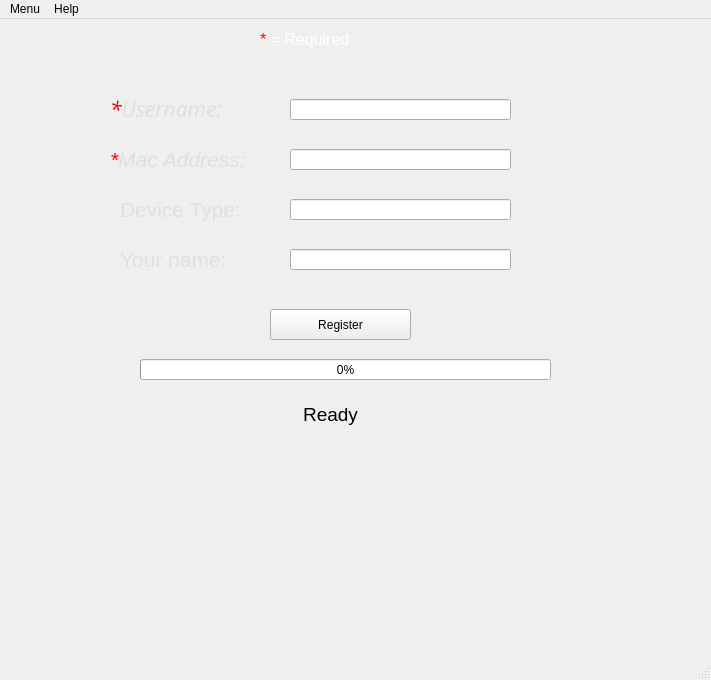
Qt form mainwindow.ui (sagyakwa/Device-Registration) before a commit.
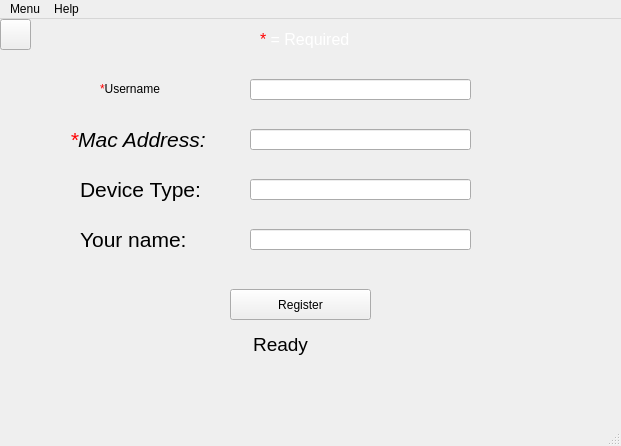
The same form after that commit. Icons and pictures are not drawn.

Commit message: added modern_ui folder added multithreading added option for light or dark mode refactored

Diff of the .ui file:
```diff
--- a/mainwindow.ui
+++ b/mainwindow.ui
@@ -6,8 +6,8 @@
    <rect>
     <x>0</x>
     <y>0</y>
-    <width>711</width>
-    <height>680</height>
+    <width>621</width>
+    <height>446</height>
    </rect>
   </property>
   <property name="windowTitle">
@@ -21,98 +21,50 @@
    <bool>true</bool>
   </property>
   <widget class="QWidget" name="centralwidget">
-   <widget class="QLabel" name="label">
-    <property name="geometry">
-     <rect>
-      <x>110</x>
-      <y>70</y>
-      <width>141</width>
-      <height>41</height>
-     </rect>
-    </property>
-    <property name="font">
-     <font>
-      <family>Segoe MDL2 Assets</family>
-     </font>
-    </property>
-    <property name="text">
-     <string>&lt;html&gt;&lt;head/&gt;&lt;body&gt;&lt;p&gt;&lt;span style=&quot; font-size:16pt; font-style:italic; color:#ff0000;&quot;&gt;*&lt;/span&gt;&lt;span style=&quot; font-size:16pt; font-style:italic; color:#e3dde1;&quot;&gt;Username:&lt;/span&gt;&lt;/p&gt;&lt;/body&gt;&lt;/html&gt;</string>
-    </property>
-    <property name="textFormat">
-     <enum>Qt::AutoText</enum>
-    </property>
-   </widget>
    <widget class="QLabel" name="label_2">
     <property name="geometry">
      <rect>
-      <x>110</x>
-      <y>120</y>
+      <x>70</x>
+      <y>100</y>
       <width>161</width>
       <height>41</height>
      </rect>
     </property>
     <property name="text">
-     <string>&lt;html&gt;&lt;head/&gt;&lt;body&gt;&lt;p&gt;&lt;span style=&quot; font-size:16pt; font-style:italic; color:#ff0000;&quot;&gt;*&lt;/span&gt;&lt;span style=&quot; font-size:16pt; font-style:italic; color:#e3dde1;&quot;&gt;Mac Address:&lt;/span&gt;&lt;/p&gt;&lt;/body&gt;&lt;/html&gt;</string>
+     <string>&lt;html&gt;&lt;head/&gt;&lt;body&gt;&lt;p&gt;&lt;span style=&quot; font-size:16pt; font-style:italic; color:#ff0000;&quot;&gt;*&lt;/span&gt;&lt;span style=&quot; font-size:16pt; font-style:italic; color:#000000;&quot;&gt;Mac Address:&lt;/span&gt;&lt;/p&gt;&lt;/body&gt;&lt;/html&gt;</string>
     </property>
    </widget>
    <widget class="QLabel" name="label_3">
     <property name="geometry">
      <rect>
-      <x>120</x>
-      <y>170</y>
+      <x>80</x>
+      <y>150</y>
       <width>161</width>
       <height>41</height>
      </rect>
     </property>
     <property name="text">
-     <string>&lt;html&gt;&lt;head/&gt;&lt;body&gt;&lt;p&gt;&lt;span style=&quot; font-size:16pt; color:#e3dde1;&quot;&gt;Device Type:&lt;/span&gt;&lt;/p&gt;&lt;/body&gt;&lt;/html&gt;</string>
+     <string>&lt;html&gt;&lt;head/&gt;&lt;body&gt;&lt;p&gt;&lt;span style=&quot; font-size:16pt; color:#000000;&quot;&gt;Device Type:&lt;/span&gt;&lt;/p&gt;&lt;/body&gt;&lt;/html&gt;</string>
     </property>
    </widget>
    <widget class="QLabel" name="label_4">
     <property name="geometry">
      <rect>
-      <x>120</x>
-      <y>220</y>
+      <x>80</x>
+      <y>200</y>
       <width>161</width>
       <height>41</height>
      </rect>
     </property>
     <property name="text">
-     <string>&lt;html&gt;&lt;head/&gt;&lt;body&gt;&lt;p&gt;&lt;span style=&quot; font-size:16pt; color:#e3dde1;&quot;&gt;Your name:&lt;/span&gt;&lt;/p&gt;&lt;/body&gt;&lt;/html&gt;</string>
-    </property>
-   </widget>
-   <widget class="QProgressBar" name="progressBar">
-    <property name="geometry">
-     <rect>
-      <x>140</x>
-      <y>340</y>
-      <width>411</width>
-      <height>21</height>
-     </rect>
-    </property>
-    <property name="font">
-     <font>
-      <strikeout>false</strikeout>
-     </font>
-    </property>
-    <property name="value">
-     <number>0</number>
-    </property>
-    <property name="textVisible">
-     <bool>true</bool>
-    </property>
-    <property name="orientation">
-     <enum>Qt::Horizontal</enum>
-    </property>
-    <property name="textDirection">
-     <enum>QProgressBar::TopToBottom</enum>
+     <string>&lt;html&gt;&lt;head/&gt;&lt;body&gt;&lt;p&gt;&lt;span style=&quot; font-size:16pt; color:#000000;&quot;&gt;Your name:&lt;/span&gt;&lt;/p&gt;&lt;/body&gt;&lt;/html&gt;</string>
     </property>
    </widget>
    <widget class="QPushButton" name="pushButton">
     <property name="geometry">
      <rect>
-      <x>270</x>
-      <y>290</y>
+      <x>230</x>
+      <y>270</y>
       <width>141</width>
       <height>31</height>
      </rect>
@@ -130,8 +82,8 @@
    <widget class="QLineEdit" name="lineEdit">
     <property name="geometry">
      <rect>
-      <x>290</x>
-      <y>80</y>
+      <x>250</x>
+      <y>60</y>
       <width>221</width>
       <height>21</height>
      </rect>
@@ -146,8 +98,8 @@
    <widget class="QLineEdit" name="lineEdit_2">
     <property name="geometry">
      <rect>
-      <x>290</x>
-      <y>130</y>
+      <x>250</x>
+      <y>110</y>
       <width>221</width>
       <height>21</height>
      </rect>
@@ -159,8 +111,8 @@
    <widget class="QLineEdit" name="lineEdit_3">
     <property name="geometry">
      <rect>
-      <x>290</x>
-      <y>180</y>
+      <x>250</x>
+      <y>160</y>
       <width>221</width>
       <height>21</height>
      </rect>
@@ -172,8 +124,8 @@
    <widget class="QLineEdit" name="lineEdit_4">
     <property name="geometry">
      <rect>
-      <x>290</x>
-      <y>230</y>
+      <x>250</x>
+      <y>210</y>
       <width>221</width>
       <height>21</height>
      </rect>
@@ -185,8 +137,8 @@
    <widget class="QLabel" name="label_5">
     <property name="geometry">
      <rect>
-      <x>140</x>
-      <y>370</y>
+      <x>90</x>
+      <y>300</y>
       <width>381</width>
       <height>51</height>
      </rect>
@@ -217,14 +169,36 @@
      <bool>false</bool>
     </property>
    </widget>
-   <widget class="QLabel" name="label_7">
+   <widget class="QPushButton" name="change_mode">
     <property name="geometry">
      <rect>
-      <x>190</x>
-      <y>370</y>
-      <width>291</width>
-      <height>241</height>
+      <x>0</x>
+      <y>0</y>
+      <width>31</width>
+      <height>31</height>
      </rect>
+    </property>
+    <property name="text">
+     <string/>
+    </property>
+   </widget>
+   <widget class="QLabel" name="username_label">
+    <property name="geometry">
+     <rect>
+      <x>100</x>
+      <y>60</y>
+      <width>121</width>
+      <height>21</height>
+     </rect>
+    </property>
+    <property name="styleSheet">
+     <string notr="true">font: 16pt &quot;Verdana&quot;;</string>
+    </property>
+    <property name="text">
+     <string>&lt;html&gt;&lt;head/&gt;&lt;body&gt;&lt;p&gt;&lt;span style=&quot; color:#ff0000;&quot;&gt;*&lt;/span&gt;Username&lt;/p&gt;&lt;/body&gt;&lt;/html&gt;</string>
+    </property>
+    <property name="buddy">
+     <cstring>sides_dropdown</cstring>
     </property>
    </widget>
    <zorder>lineEdit</zorder>
@@ -246,8 +220,8 @@
     <rect>
      <x>0</x>
      <y>0</y>
-     <width>711</width>
-     <height>23</height>
+     <width>621</width>
+     <height>21</height>
     </rect>
    </property>
    <widget class="QMenu" name="menuMenu">
```
Left out of the diff: 9 changed lines with no effect on the pictures. The commit also changes 12 other files.
